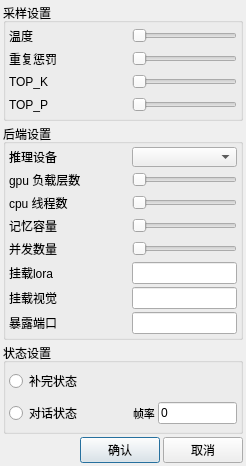
Above: src/widget/settings_dialog.ui from ylsdamxssjxxdd/eva before the change. Below: the same form after it.
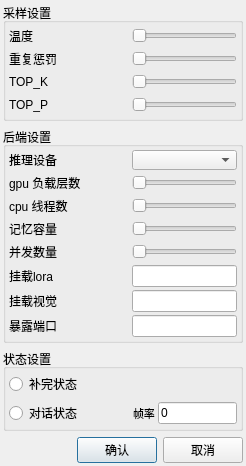
That is the form after the change.

Commit message: 优化界面

What changed in the file:
```diff
--- a/src/widget/settings_dialog.ui
+++ b/src/widget/settings_dialog.ui
@@ -15,7 +15,7 @@
   </property>
   <layout class="QVBoxLayout" name="verticalLayout_4">
    <property name="spacing">
-    <number>3</number>
+    <number>6</number>
    </property>
    <property name="leftMargin">
     <number>3</number>
```
Left out of the diff: 2 changed lines with no effect on the pictures. The commit also changes 4 other files.
